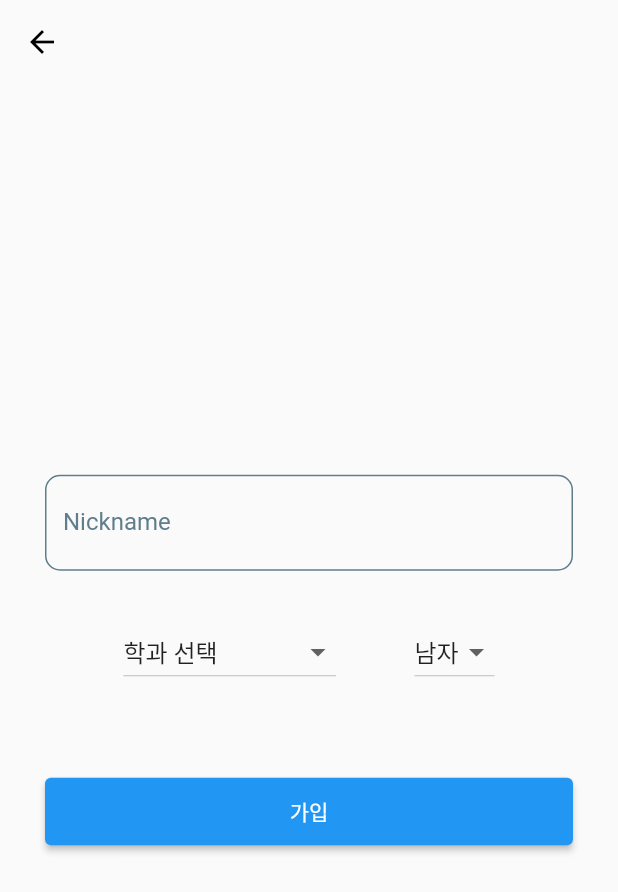
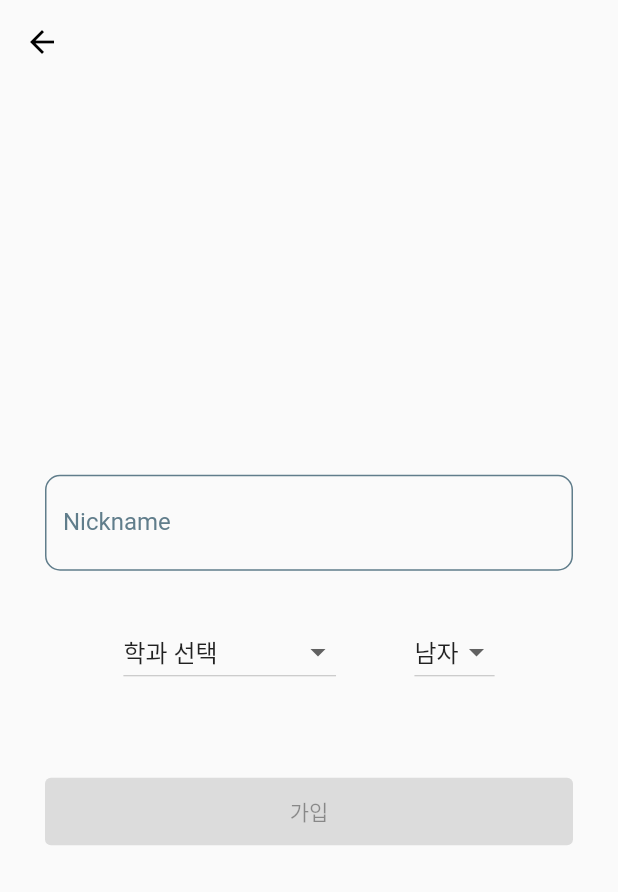
Before and after one commit to doubleS19/haemo-Front, a Flutter app: the screen it shows after launch, on a phone screen of 412 x 824 dp. Shown: the top 892 px of the screen. Run offline on Flutter 3.47's test engine with Material 2 defaults, Android fonts, the phone set to English and light mode, and no system bars; our stand-ins replace get.

Commit message:
fix: 회원 가입 버튼 코드 수정

```diff
--- a/lib/Page/registerPage.dart
+++ b/lib/Page/registerPage.dart
@@ -36,6 +36,8 @@ class _RegisterPageState extends State<RegisterPage> {
   final _genderList = ["남자", "여자"];
   var _selectedGender = "남자";
 
+  final TextEditingController _textController = TextEditingController();
+
   @override
   Widget build(BuildContext context) {
     return Scaffold(
@@ -50,8 +52,9 @@ class _RegisterPageState extends State<RegisterPage> {
           child: Column(
             mainAxisAlignment: MainAxisAlignment.center,
             children: [
-              const TextField(
-                decoration: InputDecoration(
+              TextFormField(
+                controller: _textController,
+                decoration: const InputDecoration(
                   labelText: 'Nickname',
                   hintText: '닉네임을 입력하세요.',
                   labelStyle: TextStyle(color: Colors.blueGrey),
@@ -68,7 +71,7 @@ class _RegisterPageState extends State<RegisterPage> {
                   ),
                 ),
               ),
-              SizedBox(height: 30),
+              const SizedBox(height: 30),
               Container(
                   alignment: Alignment.centerLeft,
                   child: Row(
@@ -103,7 +106,19 @@ class _RegisterPageState extends State<RegisterPage> {
                           },
                         ),
                       ])),
-              SizedBox(height: 60),
+              const SizedBox(height: 60),
+              if (_selectedMajor == "학과 선택" ||
+                  _textController.text.isEmpty) ...[
+                SizedBox(
+                    height: 45.0,
+                    width: MediaQuery.of(context).size.width,
+                    child: ElevatedButton(
+                      style: ElevatedButton.styleFrom(
+                          backgroundColor: Colors.blueGrey),
+                      onPressed: null,
+                      child: const Text("가입"),
+                    ))
+              ] else ...[
                 SizedBox(
                     height: 45.0,
                     width: MediaQuery.of(context).size.width,
@@ -119,6 +134,7 @@ class _RegisterPageState extends State<RegisterPage> {
                       },
                       child: const Text("가입"),
                     ))
+              ]
             ],
           ),
         ));
```
Lines whose indentation alone changed are shown as unchanged.
